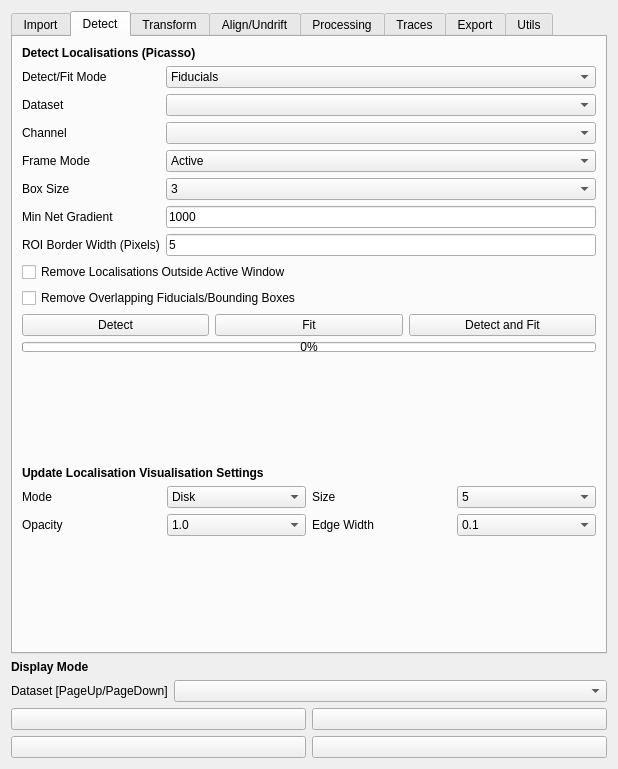
Old version of the form src/napari_gapseq2/widget_ui.ui in the repository piedrro/napari-GapSeq2.
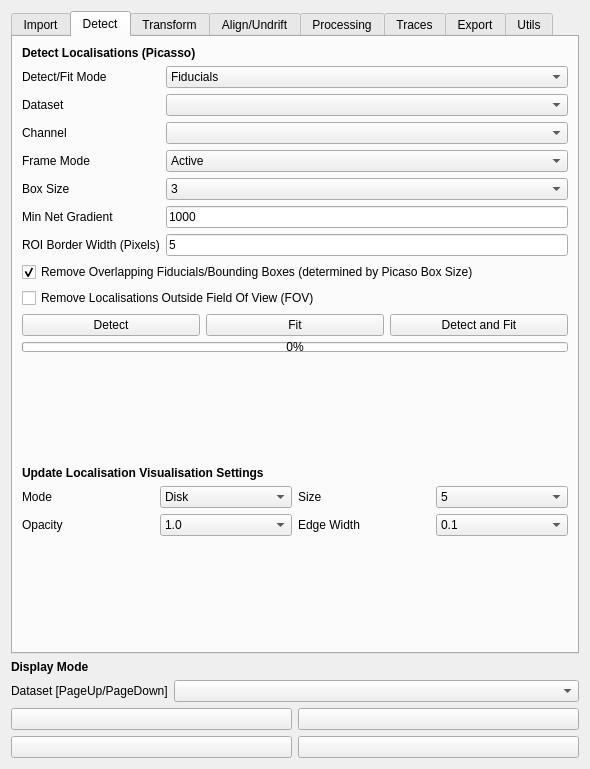
New version of the form. The open tabs and pages were chosen to show the change.

Commit message: added ability to remove overlapping locs in picasso detect/fit

```diff
--- a/src/napari_gapseq2/widget_ui.ui
+++ b/src/napari_gapseq2/widget_ui.ui
@@ -6,7 +6,7 @@
    <rect>
     <x>0</x>
     <y>0</y>
-    <width>618</width>
+    <width>590</width>
     <height>769</height>
    </rect>
   </property>
@@ -395,17 +395,20 @@
          </item>
         </layout>
        </item>
-       <item>
-        <widget class="QCheckBox" name="picasso_window_cropping">
-         <property name="text">
-          <string>Remove Localisations Outside Active Window</string>
-         </property>
-        </widget>
-       </item>
        <item>
         <widget class="QCheckBox" name="picasso_remove_overlapping">
          <property name="text">
-          <string>Remove Overlapping Fiducials/Bounding Boxes</string>
+          <string>Remove Overlapping Fiducials/Bounding Boxes (determined by Picaso Box Size)</string>
+         </property>
+         <property name="checked">
+          <bool>true</bool>
+         </property>
+        </widget>
+       </item>
+       <item>
+        <widget class="QCheckBox" name="picasso_window_cropping">
+         <property name="text">
+          <string>Remove Localisations Outside Field Of View (FOV)</string>
          </property>
         </widget>
        </item>
```
The commit also changes 2 other files.
